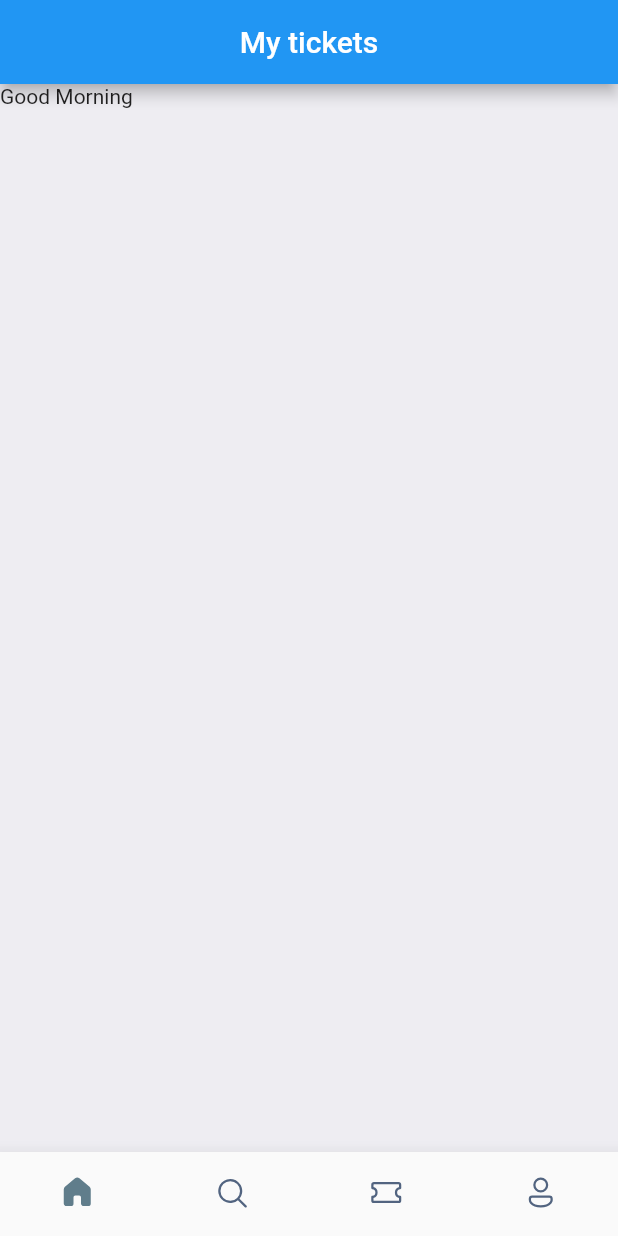
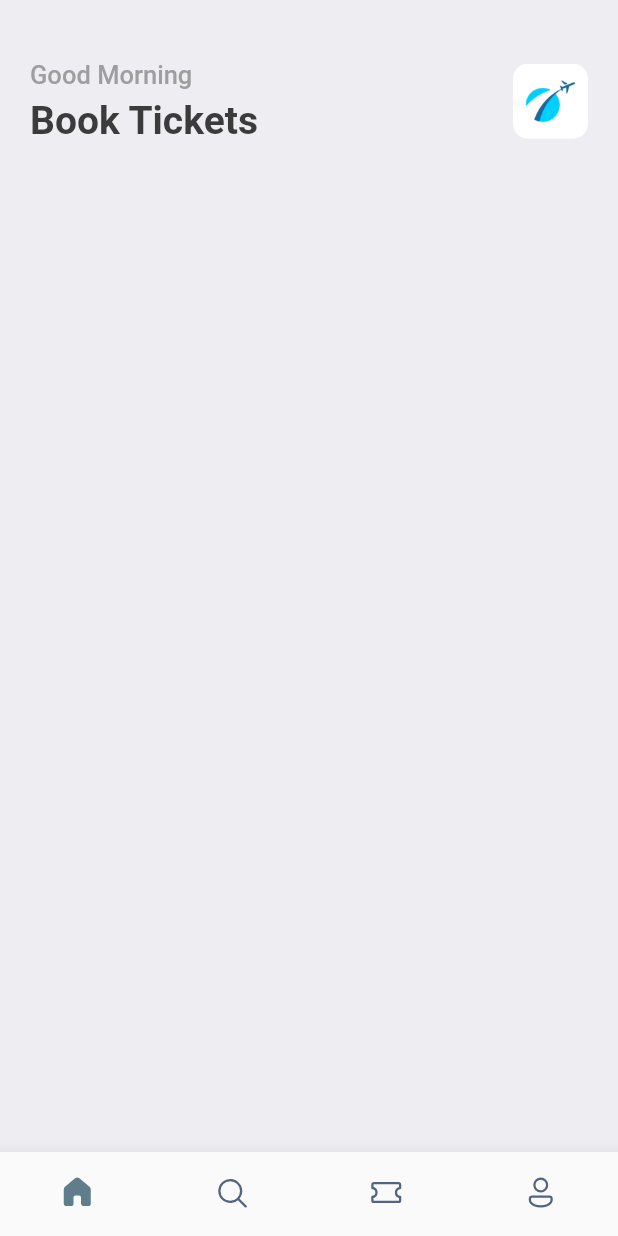
Before and after one commit to abfarukkara/ticket-booking-app, a Flutter app: the screen it shows after launch, on a phone screen of 412 x 824 dp. Run offline on Flutter 3.47's test engine with Material 2 defaults, Android fonts, the light colour scheme and no system bars; our stand-ins replace fluentui_icons, gap.

Commit message:
top-row added

```diff
--- a/lib/main.dart
+++ b/lib/main.dart
@@ -1,5 +1,6 @@
 import 'package:flutter/material.dart';
 import 'package:ticketbookingapp/screens/bottom_bar.dart';
+import 'package:ticketbookingapp/utils/app_styles.dart';
 
 void main() {
   runApp(const MyApp());
@@ -14,7 +15,8 @@ class MyApp extends StatelessWidget {
       title: 'Flutter Demo',
       debugShowCheckedModeBanner: false,
       theme: ThemeData(
-        primarySwatch: Colors.blue,
+        primaryColor: primary,
+        scaffoldBackgroundColor: Styles.bgColor,
       ),
       home: const BottomBar(),
     );
--- a/lib/screens/bottom_bar.dart
+++ b/lib/screens/bottom_bar.dart
@@ -28,10 +28,6 @@ class _BottomBarState extends State<BottomBar> {
   @override
   Widget build(BuildContext context) {
     return Scaffold(
-      appBar: AppBar(
-        title: const Text('My tickets'),
-        centerTitle: true,
-      ),
       body: Center(
         child: _widgetOptions[_selectedIndex],
       ),
--- a/lib/screens/home_screen.dart
+++ b/lib/screens/home_screen.dart
@@ -1,4 +1,7 @@
 import 'package:flutter/material.dart';
+import 'package:gap/gap.dart';
+
+import '../utils/app_styles.dart';
 
 class HomeScreen extends StatelessWidget {
   const HomeScreen({Key? key}) : super(key: key);
@@ -6,15 +9,41 @@ class HomeScreen extends StatelessWidget {
   @override
   Widget build(BuildContext context) {
     return Scaffold(
-      backgroundColor: const Color(0xFFeeedf2),
       body: ListView(
         children: [
+          const Gap(40),
           Container(
+            padding: const EdgeInsets.symmetric(horizontal: 20),
             child: Column(
               children: [
                 Row(
-                  children: const [
-                    Text('Good Morning'),
+                  mainAxisAlignment: MainAxisAlignment.spaceBetween,
+                  children: [
+                    Column(
+                      crossAxisAlignment: CrossAxisAlignment.start,
+                      children: const [
+                        Text(
+                          'Good Morning',
+                          style: Styles.headlineStyle3,
+                        ),
+                        Gap(5),
+                        Text(
+                          'Book Tickets',
+                          style: Styles.headlineStyle1,
+                        ),
+                      ],
+                    ),
+                    Container(
+                      height: 50,
+                      width: 50,
+                      decoration: BoxDecoration(
+                        borderRadius: BorderRadius.circular(10),
+                        image: const DecorationImage(
+                          image: AssetImage("assets/images/img_1.png"),
+                          fit: BoxFit.fitHeight,
+                        ),
+                      ),
+                    )
                   ],
                 )
               ],
--- /dev/null
+++ b/lib/utils/app_styles.dart
@@ -0,0 +1,40 @@
+import 'package:flutter/material.dart';
+
+const primary = Color(0xFF687daf);
+
+class Styles {
+  static const primaryColor = primary;
+  static const textColor = Color(0xFF3b3b3b);
+  static const bgColor = Color(0xFFeeedf2);
+  static const orangeColor = Color(0xFF526799);
+
+  static const textStyle = TextStyle(
+    fontSize: 16,
+    color: textColor,
+    fontWeight: FontWeight.w500,
+  );
+
+  static const headlineStyle1 = TextStyle(
+    fontSize: 26,
+    color: textColor,
+    fontWeight: FontWeight.bold,
+  );
+
+  static const headlineStyle2 = TextStyle(
+    fontSize: 17,
+    color: textColor,
+    fontWeight: FontWeight.bold,
+  );
+
+  static const headlineStyle3 = TextStyle(
+    fontSize: 17,
+    color: Colors.grey,
+    fontWeight: FontWeight.w500,
+  );
+
+  static const headlineStyle4 = TextStyle(
+    fontSize: 14,
+    color: Colors.grey,
+    fontWeight: FontWeight.w500,
+  );
+}
--- a/pubspec.yaml
+++ b/pubspec.yaml
@@ -34,6 +34,7 @@ dependencies:
   # Use with the CupertinoIcons class for iOS style icons.
   cupertino_icons: ^1.0.2
   fluentui_icons: ^1.0.0
+  gap: ^2.0.0
 
 dev_dependencies:
   flutter_test:
@@ -57,8 +58,8 @@ flutter:
   uses-material-design: true
 
   # To add assets to your application, add an assets section, like this:
-  # assets:
-  #   - images/a_dot_burr.jpeg
+  assets:
+    - assets/images/
   #   - images/a_dot_ham.jpeg
 
   # An image asset can refer to one or more resolution-specific "variants", see
```
Also changed, not shown: assets/images/img.png (added), assets/images/img_1.png (added), assets/images/one.png (added), assets/images/sit.jpg (added), assets/images/three.png (added), assets/images/two.png (added), assets/images/visa.png (added), pubspec.lock.
